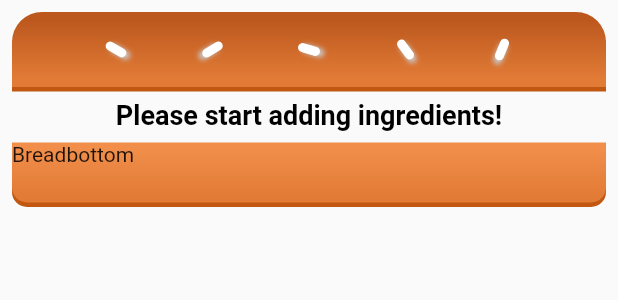
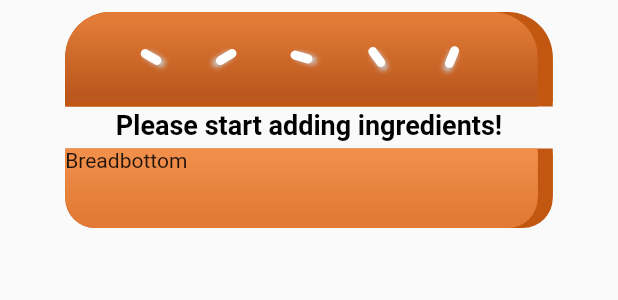
Before and after one commit to sumithpdd/BurgerBuilder_Demo, a Flutter app: the Burger widget shown alone on an empty page, opened directly with empty values, on a phone screen of 412 x 824 dp. Shown: the top 300 px of the screen. Run offline on Flutter 3.47's test engine with Material 2 defaults, Android fonts, the phone set to English and light mode, and no system bars; network calls fail.

Commit message:
Fixed Burger width and shadow

```diff
--- a/lib/screens/burger.dart
+++ b/lib/screens/burger.dart
@@ -19,10 +19,12 @@ class _BurgerState extends State<Burger> {
         userIngredients == null || userIngredients.length == 0;
     return Container(
       child: Expanded(
-        child: Center(
         child: Padding(
           padding: const EdgeInsets.all(8.0),
           child: ListView(
+            children: [
+              Column(
+                crossAxisAlignment: CrossAxisAlignment.center,
                 children: [
                   BurgerIngredient(type: "bread-top"),
                   if (emptyIngredients) EmptyIngredients(),
@@ -30,6 +32,7 @@ class _BurgerState extends State<Burger> {
                   BurgerIngredient(type: "bread-bottom"),
                 ],
               ),
+            ],
           ),
         ),
       ),
--- a/lib/widgets/burger_ingredient.dart
+++ b/lib/widgets/burger_ingredient.dart
@@ -14,20 +14,23 @@ class BurgerIngredient extends StatefulWidget {
 class _BurgerIngredientState extends State<BurgerIngredient> {
   @override
   Widget build(BuildContext context) {
+    const double BURGER_WIDTH = 325;
     var ingredient;
     switch (widget.type) {
       case ('bread-top'):
         ingredient = Padding(
-          padding: const EdgeInsets.only(bottom: 8.0),
-          child: Container(
-            height: 50,
-            width: 300,
+          padding: const EdgeInsets.only(bottom: 5.0),
+          child: Stack(
+            children: [
+              Container(
+                height: 60,
+                width: BURGER_WIDTH,
                 decoration: BoxDecoration(
                   color: AppConstants.hexToColor(
                       AppConstants.INGREDIENT_BREAD_TOP_COLOR),
                   borderRadius: BorderRadius.only(
-                topLeft: Radius.circular(20),
-                topRight: Radius.circular(20),
+                    topLeft: Radius.circular(30),
+                    topRight: Radius.circular(30),
                   ),
                   gradient: LinearGradient(
                       begin: Alignment.topCenter,
@@ -37,8 +40,8 @@ class _BurgerIngredientState extends State<BurgerIngredient> {
                         0.9
                       ],
                       colors: [
-                    AppConstants.hexToColor("#bc581e"),
-                    AppConstants.hexToColor("#e27b36")
+                        AppConstants.hexToColor("#C15711"),
+                        AppConstants.hexToColor("#C15711")
                       ]),
                   boxShadow: [
                     BoxShadow(
@@ -48,24 +51,77 @@ class _BurgerIngredientState extends State<BurgerIngredient> {
                   ],
                 ),
                 child: Padding(
-              padding: const EdgeInsets.all(8.0),
+                  padding: const EdgeInsets.all(10.0),
                   child: SeedsWidget(),
                 ),
+              ),
+              Container(
+                height: 60,
+                width: 315,
+                decoration: BoxDecoration(
+                  color: AppConstants.hexToColor("#e27b36"),
+                  borderRadius: BorderRadius.only(
+                    topLeft: Radius.circular(30),
+                    topRight: Radius.circular(30),
+                  ),
+                  gradient: LinearGradient(
+                      begin: Alignment.topCenter,
+                      end: Alignment.bottomCenter,
+                      stops: [
+                        0.1,
+                        0.9
+                      ],
+                      colors: [
+                        AppConstants.hexToColor("#e27b36"),
+                        AppConstants.hexToColor("#bc581e"),
+                      ]),
+                  boxShadow: [
+                    BoxShadow(
+                      color: AppConstants.hexToColor("#c15711"),
+                      offset: Offset(0, 3), // changes position of shadow
+                    ),
+                  ],
+                ),
+                child: Padding(
+                  padding: const EdgeInsets.all(10.0),
+                  child: SeedsWidget(),
+                ),
+              ),
+            ],
           ),
         );
         break;
       case ('bread-bottom'):
         ingredient = Padding(
-          padding: const EdgeInsets.only(top: 8.0),
-          child: Container(
-            height: 40,
-            width: 300,
+          padding: const EdgeInsets.only(top: 5.0),
+          child: Stack(
+            children: [
+              Container(
+                height: 50,
+                width: BURGER_WIDTH,
                 decoration: BoxDecoration(
-              color: AppConstants.hexToColor(
-                  AppConstants.INGREDIENT_BREAD_BOTTOM_COLOR),
+                  color: AppConstants.hexToColor("#c15711"),
                   borderRadius: BorderRadius.only(
-                bottomLeft: Radius.circular(10),
-                bottomRight: Radius.circular(10),
+                    bottomLeft: Radius.circular(20),
+                    bottomRight: Radius.circular(20),
+                  ),
+                  boxShadow: [
+                    BoxShadow(
+                      color: AppConstants.hexToColor("#c15711"),
+                      offset: Offset(0, 3), // changes position of shadow
+                    ),
+                  ],
+                ),
+                child: Text("Breadbottom"),
+              ),
+              Container(
+                height: 50,
+                width: 315,
+                decoration: BoxDecoration(
+                  color: AppConstants.hexToColor("#e27b36"),
+                  borderRadius: BorderRadius.only(
+                    bottomLeft: Radius.circular(20),
+                    bottomRight: Radius.circular(20),
                   ),
                   gradient: LinearGradient(
                       begin: Alignment.topCenter,
@@ -80,21 +136,23 @@ class _BurgerIngredientState extends State<BurgerIngredient> {
                       ]),
                   boxShadow: [
                     BoxShadow(
-                  color: AppConstants.hexToColor("#c15711"),
+                      color: AppConstants.hexToColor("#e27b36"),
                       offset: Offset(0, 3), // changes position of shadow
                     ),
                   ],
                 ),
                 child: Text("Breadbottom"),
               ),
+            ],
+          ),
         );
         break;
 
       case ('meat'):
         ingredient = Padding(
-          padding: const EdgeInsets.all(8.0),
+          padding: const EdgeInsets.all(5.0),
           child: Container(
-            width: 300,
+            width: BURGER_WIDTH,
             height: 30,
             decoration: BoxDecoration(
               color:
@@ -120,10 +178,10 @@ class _BurgerIngredientState extends State<BurgerIngredient> {
         break;
       case ('cheese'):
         ingredient = Padding(
-          padding: const EdgeInsets.all(8.0),
+          padding: const EdgeInsets.all(5.0),
           child: Container(
             height: 15,
-            width: 310,
+            width: 355,
             decoration: BoxDecoration(
               color:
                   AppConstants.hexToColor(AppConstants.INGREDIENT_CHEESE_COLOR),
@@ -148,10 +206,10 @@ class _BurgerIngredientState extends State<BurgerIngredient> {
         break;
       case ('bacon'):
         ingredient = Padding(
-          padding: const EdgeInsets.all(8.0),
+          padding: const EdgeInsets.all(5.0),
           child: Container(
             height: 15,
-            width: 300,
+            width: BURGER_WIDTH,
             decoration: BoxDecoration(
               color:
                   AppConstants.hexToColor(AppConstants.INGREDIENT_BACON_COLOR),
@@ -173,10 +231,10 @@ class _BurgerIngredientState extends State<BurgerIngredient> {
         break;
       case ('salad'):
         ingredient = Padding(
-          padding: const EdgeInsets.all(8.0),
+          padding: const EdgeInsets.all(5.0),
           child: Container(
             height: 20,
-            width: 310,
+            width: 340,
             decoration: BoxDecoration(
               color:
                   AppConstants.hexToColor(AppConstants.INGREDIENT_SALAD_COLOR),
```
Also changed, not shown: 1 other file. Lines whose indentation alone changed are shown as unchanged.
